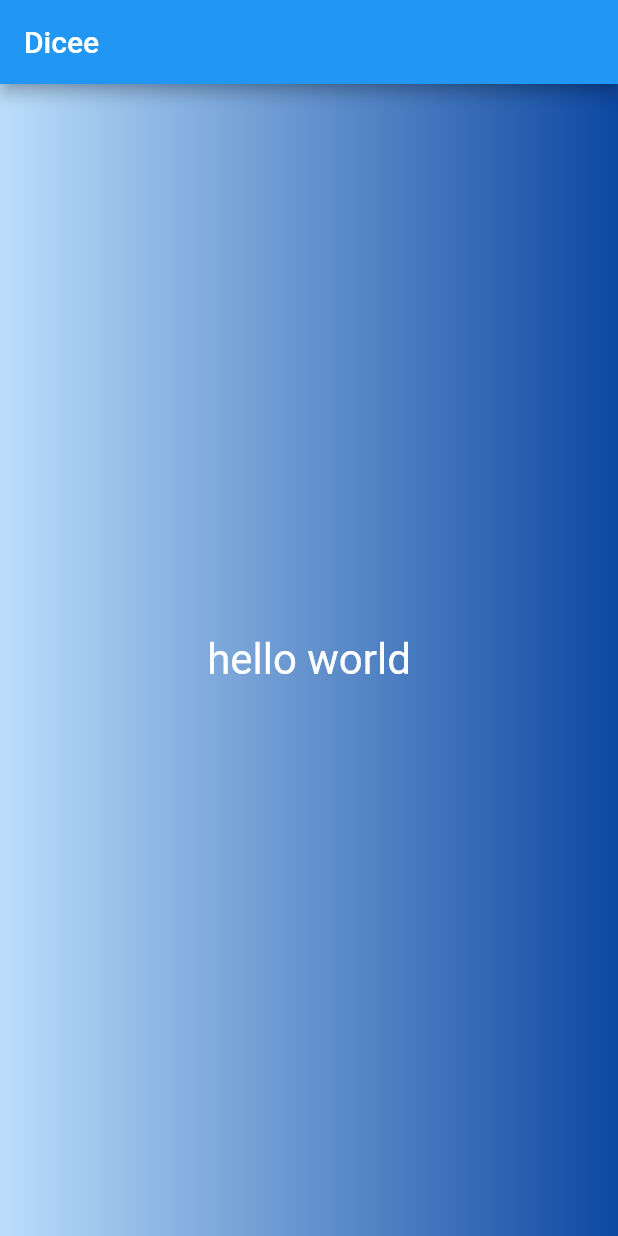
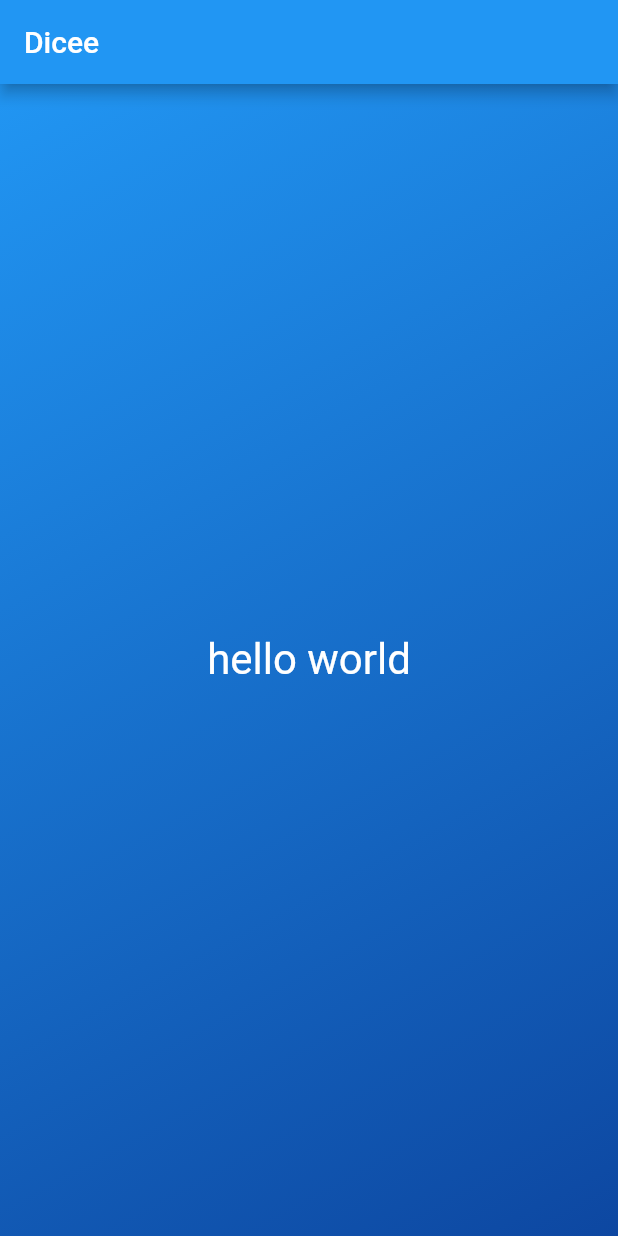
Before and after one commit to surendraLongre/fluttterpr, a Flutter app: the screen it shows after launch, on a phone screen of 412 x 824 dp. Run offline on Flutter 3.47's test engine with Material 2 defaults, Android fonts, the phone set to English and light mode, and no system bars.

Commit message:
add custom widget which includes other widgets and return it

```diff
--- a/diceefl/lib/main.dart
+++ b/diceefl/lib/main.dart
@@ -16,14 +16,24 @@ class DicePage extends StatelessWidget {
 							title: Text('Dicee'),
 							//							backgroundColor:Colors.red,
 							),
-						body:
-						Container(
+						body: GradientContainer(),
+						),
+					);
+		}
+}
+
+class GradientContainer extends StatelessWidget{
+	@override
+		Widget build(BuildContext context){
+			return Container(
 					decoration:BoxDecoration(
 						gradient:LinearGradient(
 							colors: [
-									Colors.blue.shade100,
+							Colors.blue.shade500,
 							Colors.blue.shade900,
 							],
+							begin:Alignment.topLeft,
+							end:Alignment.bottomRight,
 							),
 						),
 					child: Center(
@@ -34,8 +44,7 @@ class DicePage extends StatelessWidget {
 								),
 							),
 						),
-							),
-				),
 					);
+
 		}
 }
```
Lines whose indentation alone changed are shown as unchanged.
